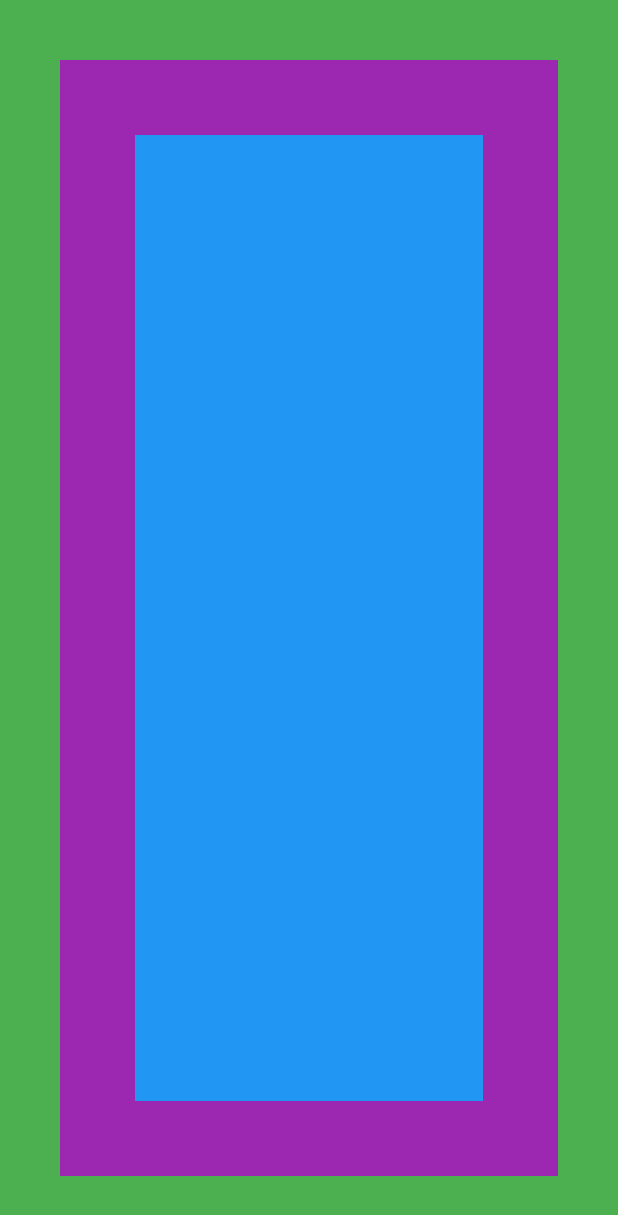
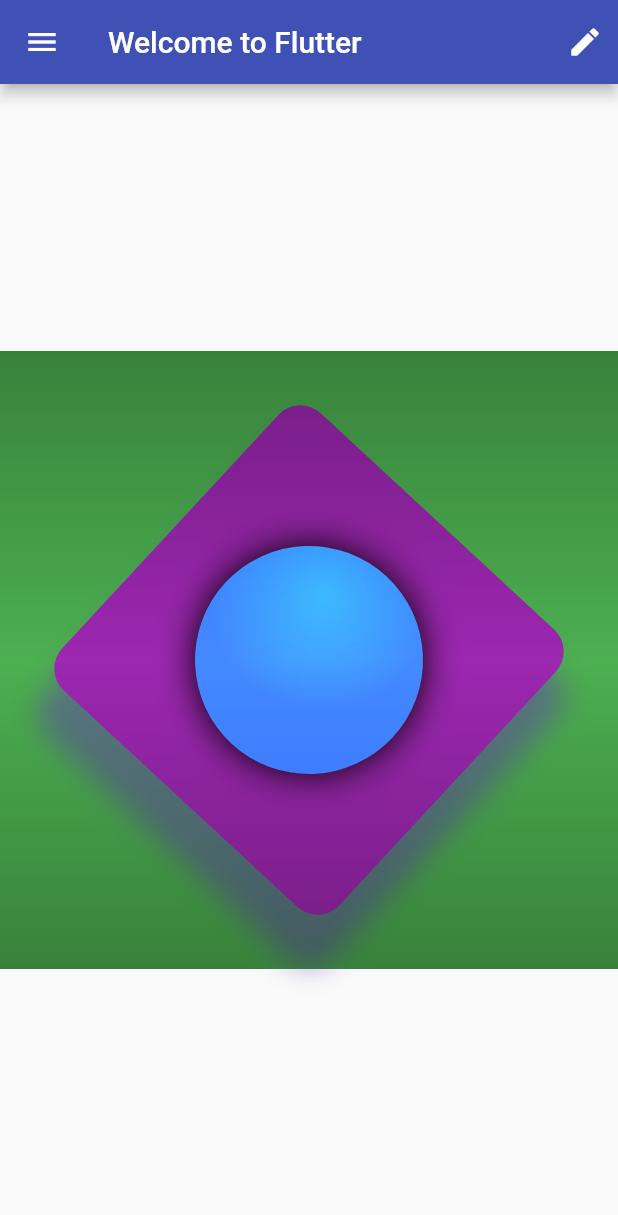
Before and after one commit to PacktPublishing/Flutter-Cookbook, a Flutter app: the screen it shows after launch, on a phone screen of 412 x 824 dp. Shown: the top 1215 px of the screen. Run offline on Flutter 3.47's test engine with Material 2 defaults, Android fonts, the phone set to English and light mode, and no system bars.

Commit message:
Scaffold and Container Recipes

```diff
--- /dev/null
+++ b/03_Flutter_Layout/flutter_layout/lib/basic_screen.dart
@@ -0,0 +1,34 @@
+import 'package:flutter/material.dart';
+import 'package:flutter_layout/immutable_widget.dart';
+
+class BasicScreen extends StatelessWidget {
+  @override
+  Widget build(BuildContext context) {
+    return Scaffold(
+      appBar: AppBar(
+        backgroundColor: Colors.indigo,
+        title: Text('Welcome to Flutter'),
+        actions: <Widget>[
+          Padding(
+            padding: const EdgeInsets.all(10.0),
+            child: Icon(Icons.edit),
+          ),
+        ],
+      ),
+      body: Center(
+        child: AspectRatio(
+          aspectRatio: 1.0,
+          child: ImmutableWidget(),
+        ),
+      ),
+      drawer: Drawer(
+        child: Container(
+          color: Colors.lightBlue,
+          child: Center(
+            child: Text("I'm a Drawer!"),
+          ),
+        ),
+      ),
+    );
+  }
+}
--- a/03_Flutter_Layout/flutter_layout/lib/immutable_widget.dart
+++ b/03_Flutter_Layout/flutter_layout/lib/immutable_widget.dart
@@ -1,22 +1,66 @@
+import 'dart:math' as Math;
+
 import 'package:flutter/material.dart';
 
 class ImmutableWidget extends StatelessWidget {
   @override
   Widget build(BuildContext context) {
     return Container(
-      color: Colors.green,
+      decoration: BoxDecoration(color: Colors.green),
+      foregroundDecoration: BoxDecoration(
+        backgroundBlendMode: BlendMode.colorBurn,
+        gradient: LinearGradient(
+          begin: Alignment.topCenter,
+          end: Alignment.bottomCenter,
+          colors: [
+            Colors.black26,
+            Color(0x00000000),
+            Colors.black26,
+          ],
+        ),
+      ),
       child: Padding(
-        padding: EdgeInsets.all(40),
-        child: Container(
-          color: Colors.purple,
-          child: Padding(
-            padding: const EdgeInsets.all(50.0),
-            child: Container(
-              color: Colors.blue,
+        padding: EdgeInsets.all(80),
+        child: Transform.rotate(
+          angle: 180 / Math.pi,
+          child: Container(
+            decoration: BoxDecoration(
+              color: Colors.purple,
+              boxShadow: [
+                BoxShadow(
+                  color: Colors.deepPurple.withAlpha(120),
+                  spreadRadius: 4,
+                  blurRadius: 15,
+                  offset: Offset.fromDirection(1.0, 30),
+                ),
+              ],
+              borderRadius: BorderRadius.all(Radius.circular(20)),
+            ),
+            child: Padding(
+              padding: const EdgeInsets.all(50.0),
+              child: _buildShinyCircle(),
             ),
           ),
         ),
       ),
     );
   }
+
+  Widget _buildShinyCircle() {
+    return Container(
+      decoration: BoxDecoration(
+        shape: BoxShape.circle,
+        gradient: RadialGradient(
+          colors: [
+            Colors.lightBlueAccent,
+            Colors.blueAccent,
+          ],
+          center: Alignment(-0.3, -0.5),
+        ),
+        boxShadow: [
+          BoxShadow(blurRadius: 20),
+        ],
+      ),
+    );
+  }
 }
--- a/03_Flutter_Layout/flutter_layout/lib/main.dart
+++ b/03_Flutter_Layout/flutter_layout/lib/main.dart
@@ -1,6 +1,6 @@
 import 'package:flutter/cupertino.dart';
 import 'package:flutter/material.dart';
-import 'package:flutter_layout/immutable_widget.dart';
+import 'package:flutter_layout/basic_screen.dart';
 
 void main() => runApp(StaticApp());
 
@@ -8,7 +8,7 @@ class StaticApp extends StatelessWidget {
   @override
   Widget build(BuildContext context) {
     return MaterialApp(
-      home: ImmutableWidget(),
+      home: BasicScreen(),
     );
   }
 }
```
